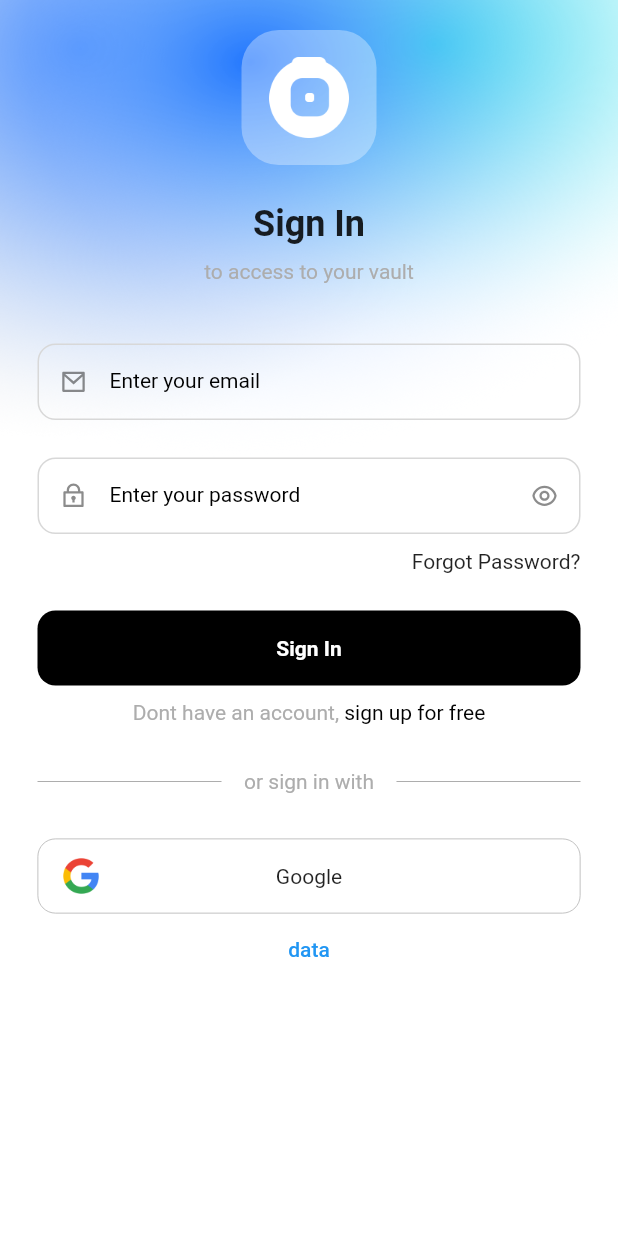
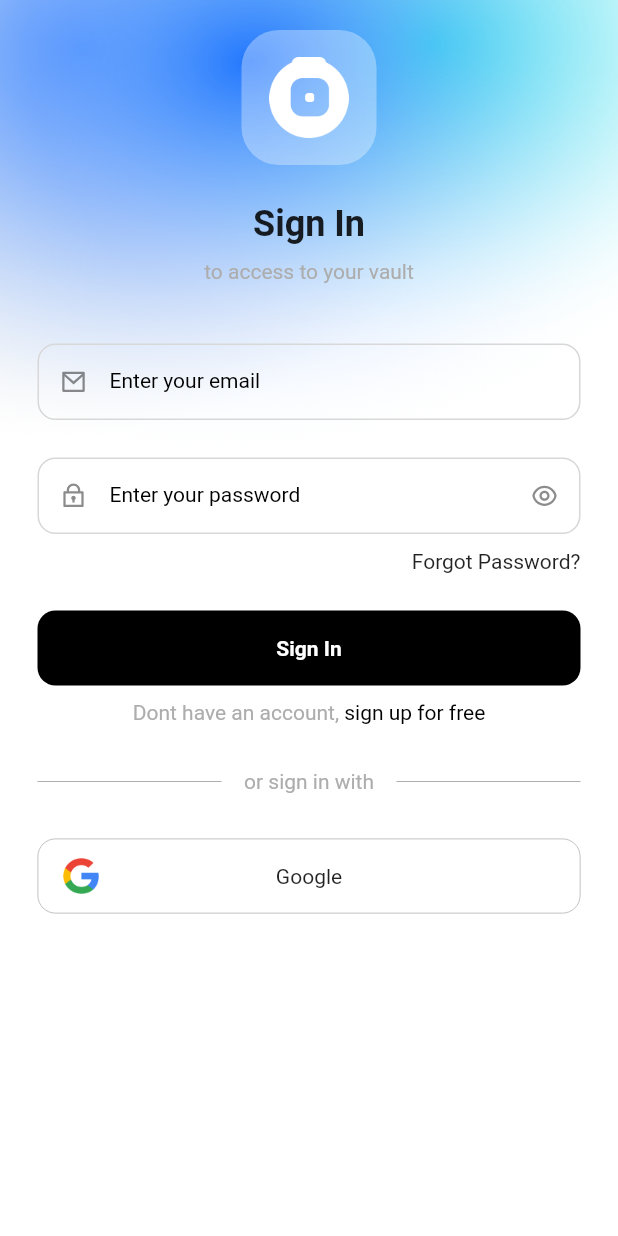
Before and after one commit to leonmsdev/vault, a Flutter app: the screen it shows after launch, after a tap on "Google", on a phone screen of 412 x 824 dp. Run offline on Flutter 3.47's test engine with Material 2 defaults, Android fonts, the phone set to English and light mode, and no system bars; our stand-ins replace firebase_auth, firebase_core, flutter_remix, flutter_riverpod, go_router, lottie; accounts and stored records are empty.

Commit message:
refactor():fix flutter analyzer job

```diff
--- a/lib/features/auth/screens/register_screen.dart
+++ b/lib/features/auth/screens/register_screen.dart
@@ -2,7 +2,6 @@ import 'package:flutter_riverpod/flutter_riverpod.dart';
 import 'package:go_router/go_router.dart';
 import 'package:vault/widgets/design.dart';
 import 'package:vault/widgets/styles/text_styles.dart';
-import '../../../route/go_route_notifier.dart';
 import '../services/auth_service.dart';
 import '../widgets/widgets.dart';
 
--- a/lib/features/auth/screens/sign_in_screen.dart
+++ b/lib/features/auth/screens/sign_in_screen.dart
@@ -1,9 +1,7 @@
 import 'package:flutter_riverpod/flutter_riverpod.dart';
 import 'package:go_router/go_router.dart';
 import 'package:vault/features/auth/services/auth_service.dart';
-import 'package:vault/route/named_route.dart';
 import 'package:vault/widgets/design_pw_reset.dart';
-import 'dart:developer' as devtools show log;
 import '../../../route/go_route_notifier.dart';
 import '../../../widgets/design.dart';
 import '../../../widgets/styles/text_styles.dart';
@@ -133,7 +131,6 @@ class _SignInScreenState extends State<SignInScreen> {
                           Consumer(
                             builder: (context, ref, child) => GestureDetector(
                               onTap: () {
-                                print('regsitrer');
                                 GoRouter.of(context).push('/signIn/register');
                               },
                               child: RichText(
@@ -188,16 +185,9 @@ class _SignInScreenState extends State<SignInScreen> {
                       builder: (context, ref, child) => BorderIconButton(
                         lable: 'Google',
                         img: 'lib/img/google.png',
-                        onTap: () {
-                          print(ref.watch(goRouterNotifierProvider).isSignedIn);
-                        },
+                        onTap: () {},
                       ),
                     ),
-                    TextButton(
-                        onPressed: () {
-                          print(AuthService.firebase().currentUser.toString());
-                        },
-                        child: Text("data"))
                   ],
                 ),
               ),
--- a/lib/main.dart
+++ b/lib/main.dart
@@ -1,8 +1,6 @@
 import 'package:firebase_core/firebase_core.dart';
 import 'package:flutter/material.dart';
 import 'package:flutter_riverpod/flutter_riverpod.dart';
-import 'package:vault/features/auth/services/auth_service.dart';
-import 'package:vault/route/go_route_notifier.dart';
 import 'package:vault/route/router_config.dart';
 import 'firebase_options.dart';
 
--- a/lib/route/router_config.dart
+++ b/lib/route/router_config.dart
@@ -13,15 +13,12 @@ import 'package:vault/features/settings/screens/setting_screen.dart';
 import 'package:vault/route/go_route_notifier.dart';
 import 'package:vault/route/named_route.dart';
 
-import '../features/auth/services/auth_service.dart';
-
 final GlobalKey<NavigatorState> _rootNavigator = GlobalKey(debugLabel: 'root');
 final GlobalKey<NavigatorState> _shellNavigator =
     GlobalKey(debugLabel: 'shell');
 
 final goRouterProvider = Provider<GoRouter>((ref) {
   final notifier = ref.read(goRouterNotifierProvider);
-  final user = AuthService.firebase().currentUser;
   bool isDuplicate = false;
 
   return GoRouter(
```
